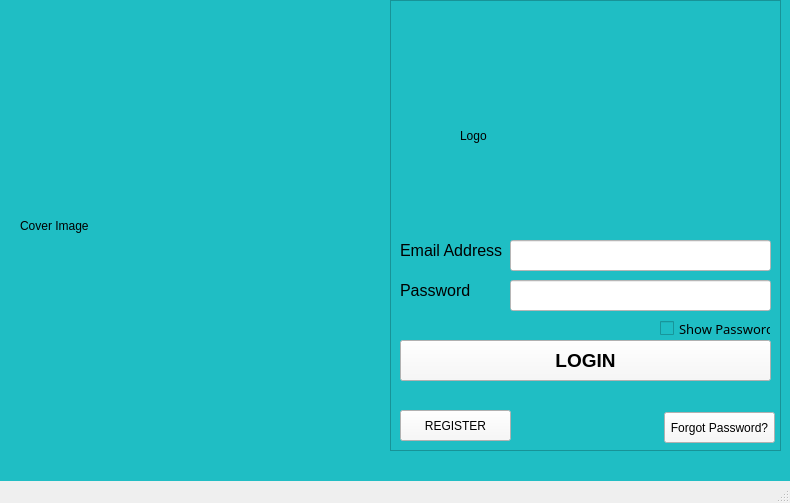
Qt form Workspace/Task-Reminder-Management-System/loginwindow.ui (hvlhasanka/UOP_SE_Y3S1-SOFT336SL_CROSS_PLATFORM_DEVELOPMENT_IN_C_Plus_Plus) before a commit.
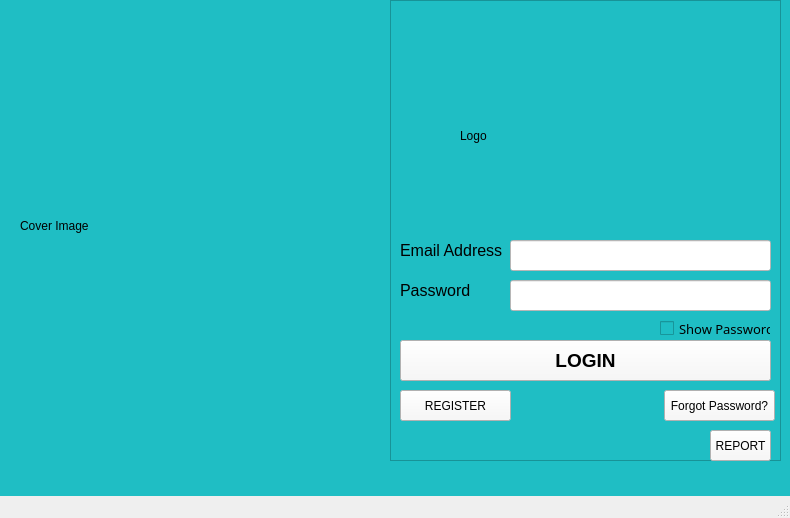
The same form after that commit.

The edit to the form file:
```diff
--- a/Workspace/Task-Reminder-Management-System/loginwindow.ui
+++ b/Workspace/Task-Reminder-Management-System/loginwindow.ui
@@ -10,7 +10,7 @@
     <x>0</x>
     <y>0</y>
     <width>790</width>
-    <height>503</height>
+    <height>518</height>
    </rect>
   </property>
   <property name="sizePolicy">
@@ -48,7 +48,7 @@
       <x>390</x>
       <y>0</y>
       <width>391</width>
-      <height>451</height>
+      <height>461</height>
      </rect>
     </property>
     <property name="frameShape">
@@ -117,7 +117,7 @@
      <property name="geometry">
       <rect>
        <x>274</x>
-       <y>412</y>
+       <y>390</y>
        <width>111</width>
        <height>31</height>
       </rect>
@@ -139,7 +139,7 @@
      <property name="geometry">
       <rect>
        <x>10</x>
-       <y>410</y>
+       <y>390</y>
        <width>111</width>
        <height>31</height>
       </rect>
@@ -236,6 +236,28 @@
       <string notr="true">background-color: rgb(255, 255, 255);</string>
      </property>
     </widget>
+    <widget class="QPushButton" name="report_pushButton">
+     <property name="geometry">
+      <rect>
+       <x>320</x>
+       <y>430</y>
+       <width>61</width>
+       <height>31</height>
+      </rect>
+     </property>
+     <property name="font">
+      <font>
+       <family>Segoe UI</family>
+       <pointsize>9</pointsize>
+      </font>
+     </property>
+     <property name="styleSheet">
+      <string notr="true">background-color: rgb(248, 248, 248);</string>
+     </property>
+     <property name="text">
+      <string>REPORT</string>
+     </property>
+    </widget>
    </widget>
   </widget>
   <widget class="QMenuBar" name="menubar">
```
